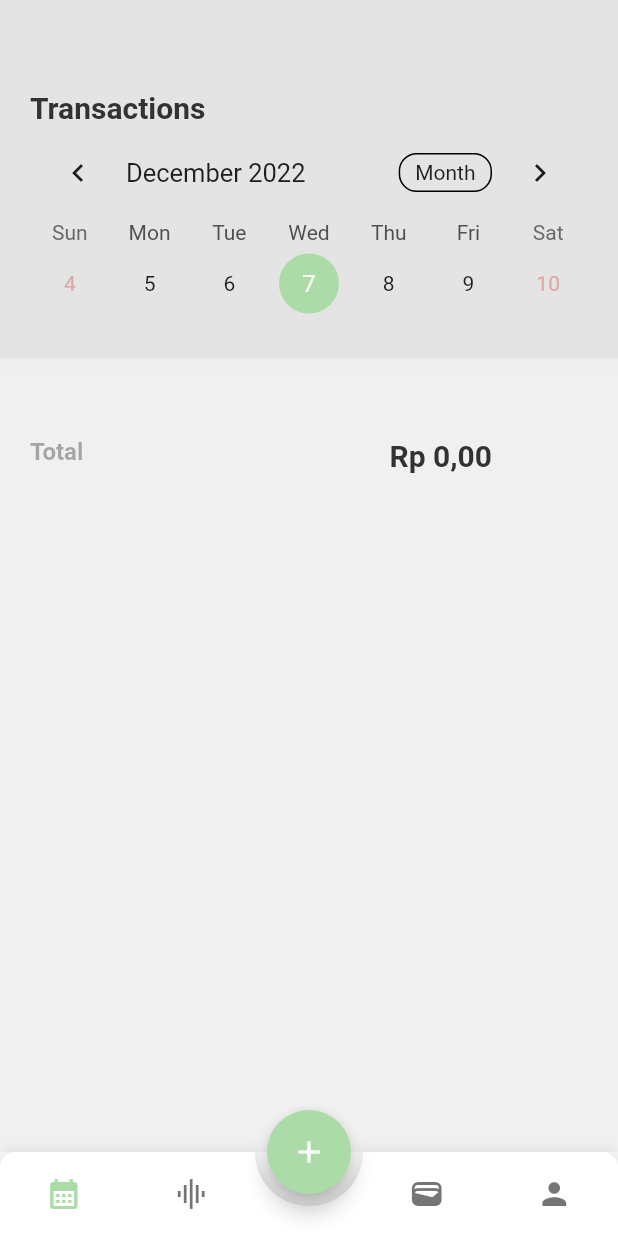
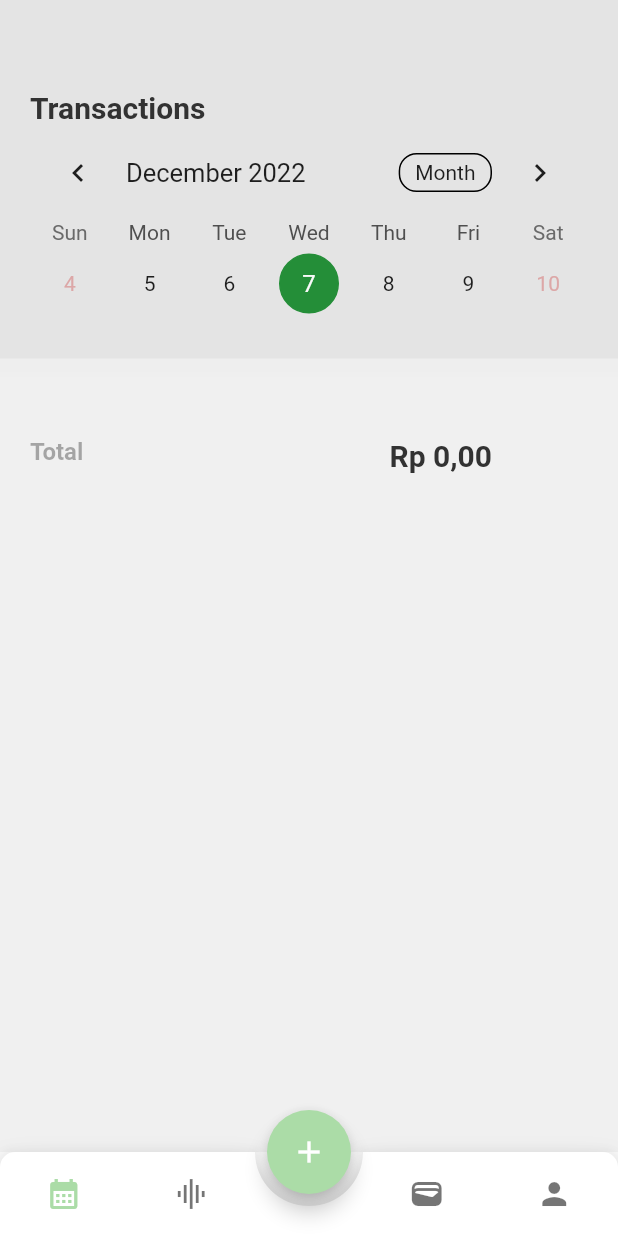
Before and after one commit to fedorajuandy/money_tracker, a Flutter app: the screen it shows after launch, on a phone screen of 412 x 824 dp. Run offline on Flutter 3.47's test engine with Material 2 defaults, Android fonts, the phone set to English and light mode, and no system bars; drawn by our look-alikes of animated_bottom_navigation_bar, table_calendar; our stand-ins replace firebase_core, firebase_database; accounts and stored records are empty.

Commit message:
sum and filter

```diff
--- a/lib/controllers/transaction_operation.dart
+++ b/lib/controllers/transaction_operation.dart
@@ -3,12 +3,29 @@ import 'package:firebase_database/firebase_database.dart';
 
 class TransactionOperation {
   final DatabaseReference reference = FirebaseDatabase.instance.ref().child('transactions');
+  bool _exist = false;
 
   void add(NewTransaction n) {
     reference.push().set(n.toJson());
   }
 
-  Query getQuery() {
-    return reference;
+  Query getQuery(String currDate) {
+    print(reference.child("/date").toString());
+    if (reference.child("/date").toString() == currDate) {
+      _exist = true;
+      print(_exist);
+      return reference;
+    } else {
+      _exist = false;
+      print(_exist);
+      return FirebaseDatabase.instance.ref().child('placeholders/transaction');
+    }
+  }
+
+  bool getExist() {
+    return _exist;
+  }
+  void setExist(bool a) {
+    _exist = a;
   }
 }
--- a/lib/screens/transaction_screen.dart
+++ b/lib/screens/transaction_screen.dart
@@ -1,5 +1,4 @@
 import 'package:flutter/material.dart';
-import 'package:intl/intl.dart';
 import 'package:firebase_database/firebase_database.dart';
 import 'package:firebase_database/ui/firebase_animated_list.dart';
 import 'package:money_tracker/controllers/transaction_operation.dart';
@@ -29,7 +28,7 @@ class _TransactionScreenState extends State<TransactionScreen> {
   // late = when runtime, not when initialised
   late DateTime _lastDayOfMonth;
   CalendarFormat _calendarFormat = CalendarFormat.week;
-  DateTime? _selectedDay;
+  DateTime? _selectedDay = DateTime.now();
   Report dailyReport = Report();
 
   @override
@@ -37,6 +36,7 @@ class _TransactionScreenState extends State<TransactionScreen> {
     super.initState();
     // get the next month, then take a step back to the last day (the last '0')
     _lastDayOfMonth = DateTime(_now.year, _now.month + 1, 0);
+    print(_selectedDay.toString().substring(0, 11));
   }
 
   @override
@@ -84,13 +84,30 @@ class _TransactionScreenState extends State<TransactionScreen> {
             child: Column(
               children: <Widget>[
                 FirebaseAnimatedList(
-                  query: transactionOperation.getQuery(),
+                  query: transactionOperation.getQuery(_selectedDay.toString().substring(0, 11)),
                   itemBuilder: (BuildContext context, DataSnapshot snapshot, Animation<double> animation, int index) {
-                    final json = snapshot.value as Map<dynamic, dynamic>;
-                    final transaction = NewTransaction.fromJson(json);
-                    /* Map transaction = snapshot.value as Map;
-                    transaction['key'] = snapshot.key; */
-                    return transactionList(snapshot.key, transaction.type, transaction.name, transaction.category, transaction.amount, transaction.date, transaction.time);
+                    transactionOperation.getQuery(_selectedDay.toString().substring(0, 11)).once();
+                    if (transactionOperation.getExist() == true) {
+                      // Map transaction = snapshot.value as Map;
+                      // transaction['key'] = snapshot.key;
+                      final json = snapshot.value as Map<dynamic, dynamic>;
+                      final transaction = NewTransaction.fromJson(json);
+                      return transactionList(snapshot.key, transaction.type, transaction.name, transaction.category, transaction.amount, transaction.date, transaction.time);
+                    } else {
+                      return Padding(
+                        padding: const EdgeInsets.only(left: 20, right: 20),
+                        child: Column(
+                          children: <Widget>[
+                            Row(
+                              mainAxisAlignment: MainAxisAlignment.spaceBetween,
+                              children: <Widget>[
+                                Text("YOLO"),
+                              ],
+                            ),
+                          ],
+                        ),
+                      );
+                    }
                   },
                   physics: const ScrollPhysics(),
                   shrinkWrap: true,
```
